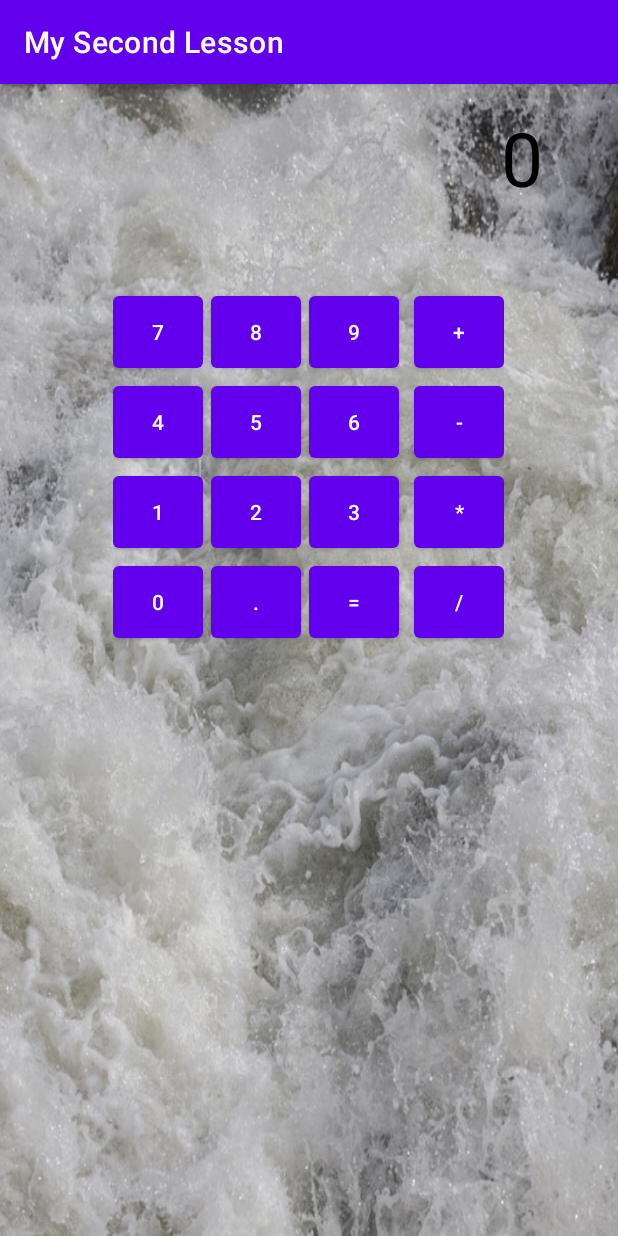
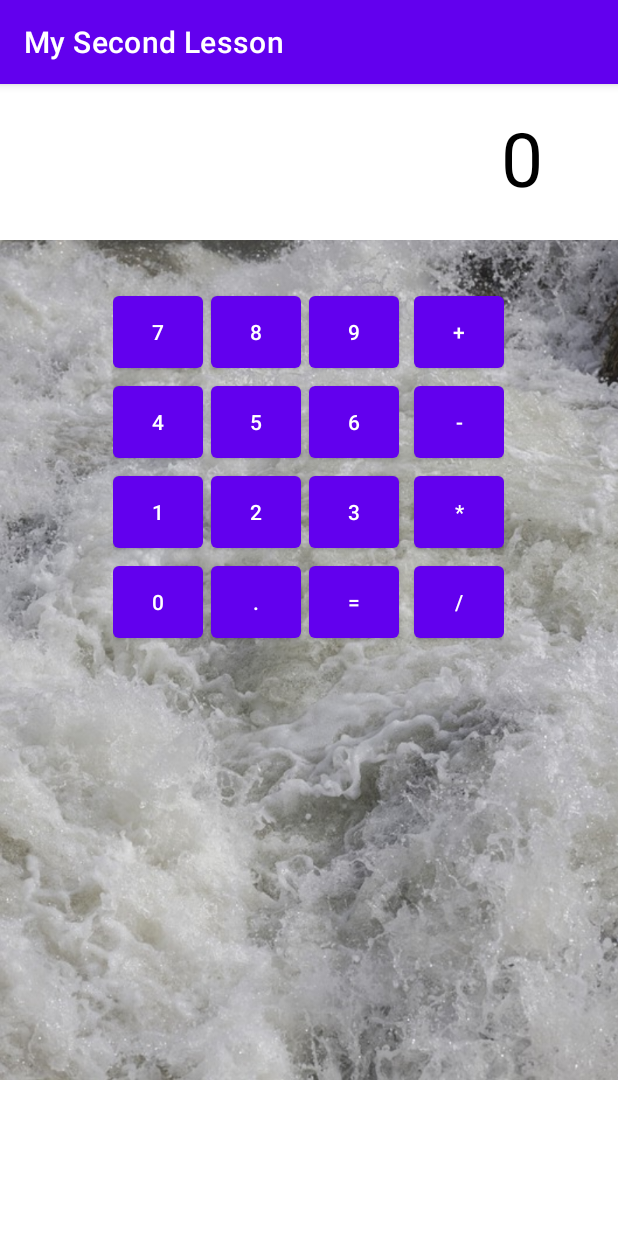
Before and after one commit to Alecfyz/MySecondLesson, an Android app: the screen it shows after launch (MainActivity), on a phone screen of 412 x 824 dp. Run offline under Robolectric (Android 15) with nearby library versions, the phone set to English and light mode, and no system bars.

Commit message:
Урок 2, комит 8. Исправил(переделал) добавление фона с помощью AppCompatImageView.

```diff
--- a/app/src/main/res/layout/activity_main.xml
+++ b/app/src/main/res/layout/activity_main.xml
@@ -1,10 +1,20 @@
 <?xml version="1.0" encoding="utf-8"?>
-<LinearLayout xmlns:android="http://schemas.android.com/apk/res/android"
+<FrameLayout xmlns:android="http://schemas.android.com/apk/res/android"
     xmlns:tools="http://schemas.android.com/tools"
+    android:layout_height="match_parent"
+    android:layout_width="match_parent"
+    xmlns:app="http://schemas.android.com/apk/res-auto">
+
+    <androidx.appcompat.widget.AppCompatImageView
+        android:layout_width="match_parent"
+        android:layout_height="match_parent"
+        app:srcCompat="@drawable/calc_background"
+        android:scaleType="fitCenter" />
+
+    <LinearLayout
         android:id="@+id/root_layout"
         android:layout_width="match_parent"
         android:layout_height="match_parent"
-    android:background="@drawable/calc_background"
         android:gravity="center_horizontal"
         android:orientation="vertical"
         tools:context=".MainActivity">
@@ -158,3 +168,4 @@
         </GridLayout>
 
     </LinearLayout>
+</FrameLayout>
```
Lines whose indentation alone changed are shown as unchanged.
